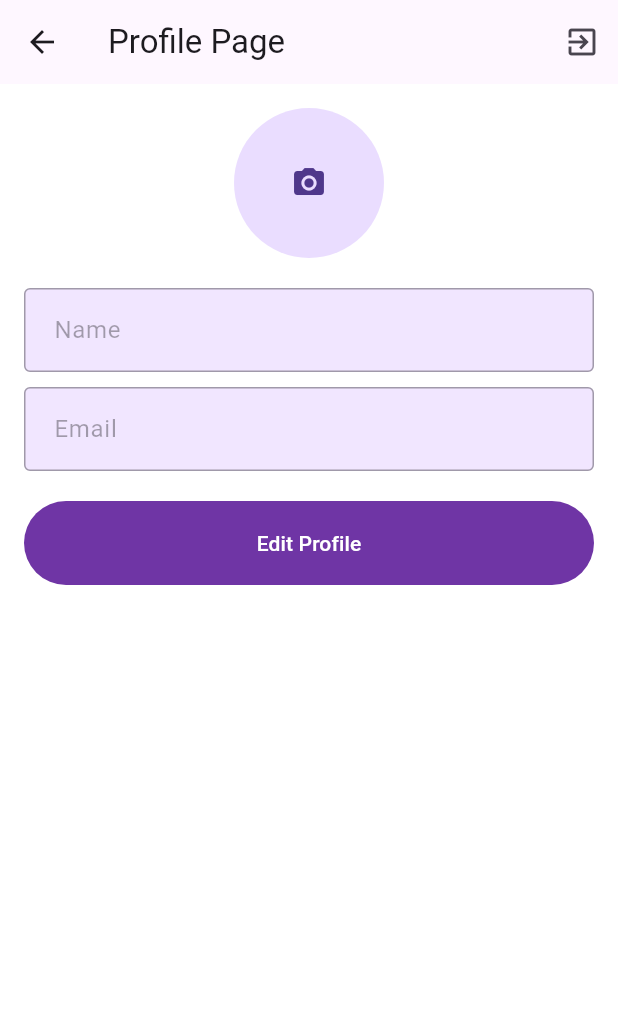
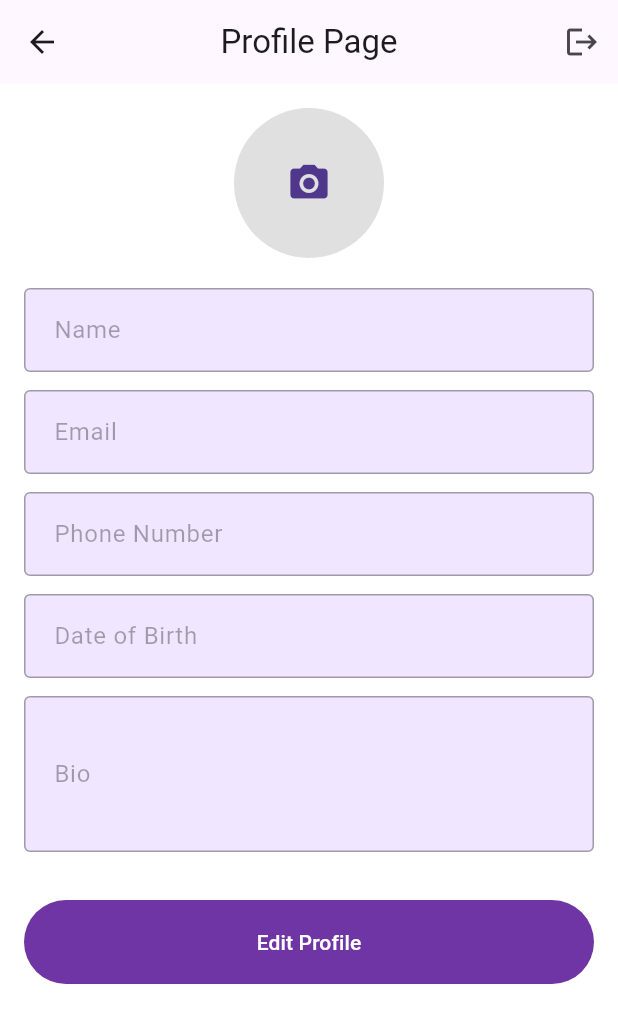
Before and after one commit to AdrielTTE/Habitect, a Flutter app: the ProfilePage screen opened directly, on a phone screen of 412 x 824 dp. Shown: the top 1023 px of the screen. Run offline on Flutter 3.47's test engine with Material 3 defaults, Android fonts, the phone set to English and light mode, and no system bars; our stand-ins replace carousel_slider, cloud_firestore, curved_navigation_bar, firebase_auth, firebase_core, firebase_storage and 4 more; accounts and stored records are empty.

Commit message:
Updated semi-final copy

```diff
--- a/lib/HomePage.dart
+++ b/lib/HomePage.dart
@@ -30,8 +30,8 @@ class _HomePageState extends State<HomePage> {
         animationDuration: const Duration(milliseconds: 280),
         items: const <Widget>[
           Icon(Icons.home, size: 26, color: Colors.white),
-          Icon(Icons.message, size: 26, color: Colors.white),
-          Icon(Icons.notifications, size: 26, color: Colors.white),
+          Icon(Icons.book_sharp, size: 26, color: Colors.white),
+          Icon(Icons.analytics, size: 26, color: Colors.white),
           Icon(Icons.person, size: 26, color: Colors.white),
         ],
         onTap: (index) {
--- a/lib/home.dart
+++ b/lib/home.dart
@@ -26,9 +26,6 @@ class _Home_ScreenState extends State<Home_Screen> {
         centerTitle: true,
         actions: [
           // Avatar in the app bar
-          CircleAvatar(
-            backgroundImage: AssetImage('assets/images/mask.png'),
-          ),
           SizedBox(width: 16),
           // Add the IconButton to navigate to TaskScreen
           IconButton(
--- a/lib/profile.dart
+++ b/lib/profile.dart
@@ -1,23 +1,31 @@
+import 'dart:io';
+import 'package:flutter/material.dart';
 import 'package:firebase_auth/firebase_auth.dart';
 import 'package:firebase_storage/firebase_storage.dart';
 import 'package:cloud_firestore/cloud_firestore.dart';
-import 'package:flutter/material.dart';
 import 'package:image_picker/image_picker.dart';
-import 'dart:io';
+
 
 class ProfilePage extends StatefulWidget {
   const ProfilePage({Key? key}) : super(key: key);
 
   @override
-  _ProfilePageState createState() => _ProfilePageState();
+  State<ProfilePage> createState() => _ProfilePageState();
 }
 
 class _ProfilePageState extends State<ProfilePage> {
   User? _user;
   String? _imageUrl;
+  File? _localImageFile;
+
   final ImagePicker _picker = ImagePicker();
+
   final _nameController = TextEditingController();
   final _emailController = TextEditingController();
+  final _phoneController = TextEditingController();
+  final _dobController = TextEditingController();
+  final _bioController = TextEditingController();
+
   bool isEditing = false;
 
   @override
@@ -26,66 +34,84 @@ class _ProfilePageState extends State<ProfilePage> {
     _checkLoginStatus();
   }
 
-  // Get the current user UID and fetch profile data if available
   _checkLoginStatus() async {
-    User? user = FirebaseAuth.instance.currentUser;
-    setState(() {
-      _user = user;
-    });
+    _user = FirebaseAuth.instance.currentUser;
     if (_user != null) {
-      _fetchProfileData();
+      await _fetchProfileData();
     }
+    setState(() {});
   }
 
-  // Fetch profile data from Firestore
-  _fetchProfileData() async {
+  Future<void> _fetchProfileData() async {
     try {
-      DocumentSnapshot profileDoc = await FirebaseFirestore.instance
+      var doc = await FirebaseFirestore.instance
           .collection('users')
           .doc(_user!.uid)
           .collection('profile')
           .doc('profileData')
           .get();
 
-      if (profileDoc.exists) {
-        _nameController.text = profileDoc['name'] ?? '';
-        _emailController.text = profileDoc['email'] ?? '';
-        setState(() {
-          _imageUrl = profileDoc['profileImageUrl'];
-        });
+      if (doc.exists) {
+        _nameController.text = doc['name'] ?? '';
+        _emailController.text = doc['email'] ?? '';
+        _phoneController.text = doc['phone'] ?? '';
+        _dobController.text = doc['dob'] ?? '';
+        _bioController.text = doc['bio'] ?? '';
+        _imageUrl = doc['profileImageUrl'] ?? '';
       }
     } catch (e) {
-      print("Error fetching profile data: $e");
+      print("Error fetching profile: $e");
     }
   }
 
-  // Pick and upload profile image
   Future<void> _pickImage() async {
     final pickedFile = await _picker.pickImage(source: ImageSource.gallery);
-    if (pickedFile != null) {
+    if (pickedFile == null) return;
+
     File imageFile = File(pickedFile.path);
+
+    setState(() {
+      _localImageFile = imageFile;
+    });
+
     String fileName = 'profile_${_user!.uid}.jpg';
+
     try {
-        // Upload the image to Firebase Storage
+      // Upload image to Firebase Storage
       await FirebaseStorage.instance
           .ref('profile_pictures/$fileName')
           .putFile(imageFile);
 
-        // Get the download URL after uploading
-        String downloadUrl = await FirebaseStorage.instance
+      // Get download URL
+      final downloadUrl = await FirebaseStorage.instance
           .ref('profile_pictures/$fileName')
           .getDownloadURL();
 
       setState(() {
-          _imageUrl = downloadUrl; // Store the image URL
+        _imageUrl = downloadUrl;
       });
+
+      // Save URL to Firestore
+      await FirebaseFirestore.instance
+          .collection('users')
+          .doc(_user!.uid)
+          .collection('profile')
+          .doc('profileData')
+          .set({
+        'profileImageUrl': downloadUrl,
+      }, SetOptions(merge: true));
+
+      ScaffoldMessenger.of(context).showSnackBar(
+        const SnackBar(content: Text('Profile photo updated')),
+      );
     } catch (e) {
-        print("Error uploading image: $e");
-      }
+      print("Upload error: $e");
+      ScaffoldMessenger.of(context).showSnackBar(
+        const SnackBar(content: Text('Failed to upload image')),
+      );
     }
   }
 
-  // Update profile data in Firestore
   Future<void> _updateProfile() async {
     if (_user == null) return;
 
@@ -98,21 +124,21 @@ class _ProfilePageState extends State<ProfilePage> {
           .set({
         'name': _nameController.text,
         'email': _emailController.text,
-        'profileImageUrl': _imageUrl ?? '', // If there's no image, store an empty string
+        'phone': _phoneController.text,
+        'dob': _dobController.text,
+        'bio': _bioController.text,
+        'profileImageUrl': _imageUrl ?? '',
       });
 
       ScaffoldMessenger.of(context).showSnackBar(
-        const SnackBar(content: Text('Profile Updated Successfully!')),
+        const SnackBar(content: Text('Profile Updated')),
       );
 
       setState(() {
-        isEditing = false; // Exit editing mode
+        isEditing = false;
       });
     } catch (e) {
-      print("Error updating profile: $e");
-      ScaffoldMessenger.of(context).showSnackBar(
-        const SnackBar(content: Text('Error updating profile')),
-      );
+      print("Firestore error: $e");
     }
   }
 
@@ -121,16 +147,10 @@ class _ProfilePageState extends State<ProfilePage> {
     return Scaffold(
       appBar: AppBar(
         title: const Text('Profile Page'),
+        centerTitle: true,
         actions: [
-          _user == null
-              ? IconButton(
-            icon: const Icon(Icons.login),
-            onPressed: () {
-              Navigator.pushReplacementNamed(context, '/login');
-            },
-          )
-              : IconButton(
-            icon: const Icon(Icons.exit_to_app),
+          IconButton(
+            icon: const Icon(Icons.logout),
             onPressed: () async {
               await FirebaseAuth.instance.signOut();
               setState(() {
@@ -138,67 +158,90 @@ class _ProfilePageState extends State<ProfilePage> {
               });
               Navigator.pushReplacementNamed(context, '/login');
             },
-          ),
+          )
         ],
       ),
-      body: Center(
-        child: _user == null
-            ? const Text('Please log in to view your profile.')
-            : Padding(
-          padding: const EdgeInsets.all(16.0),
+      body: _user == null
+          ? const Center(child: Text("Please log in."))
+          : SingleChildScrollView(
+        padding: const EdgeInsets.all(16),
         child: Column(
           children: [
-              // Display Profile Image or placeholder
-              _imageUrl == null
-                  ? CircleAvatar(
+            GestureDetector(
+              onTap: isEditing ? _pickImage : null,
+              child: CircleAvatar(
                 radius: 50,
-                child: IconButton(
-                  icon: const Icon(Icons.camera_alt),
-                  onPressed: _pickImage,
+                backgroundColor: Colors.grey[300],
+                backgroundImage: _localImageFile != null
+                    ? FileImage(_localImageFile!)
+                    : (_imageUrl != null && _imageUrl!.isNotEmpty)
+                    ? NetworkImage(_imageUrl!)
+                    : null,
+                child: (_imageUrl == null || _imageUrl!.isEmpty) &&
+                    _localImageFile == null
+                    ? const Icon(Icons.camera_alt, size: 30)
+                    : null,
               ),
-              )
-                  : CircleAvatar(
-                radius: 50,
-                backgroundImage: NetworkImage(_imageUrl!),
             ),
             const SizedBox(height: 20),
-              // Name and Email TextField (Allow editing)
-              TextField(
-                controller: _nameController,
-                decoration: const InputDecoration(
-                  labelText: 'Name',
-                  border: OutlineInputBorder(),
-                ),
-                enabled: isEditing,
-              ),
-              const SizedBox(height: 10),
-              TextField(
-                controller: _emailController,
-                decoration: const InputDecoration(
-                  labelText: 'Email',
-                  border: OutlineInputBorder(),
-                ),
-                enabled: isEditing,
-              ),
+            _buildTextField(_nameController, 'Name'),
+            _buildTextField(_emailController, 'Email'),
+            _buildTextField(_phoneController, 'Phone Number',
+                type: TextInputType.phone),
+            _buildTextField(_dobController, 'Date of Birth',
+                readOnly: true,
+                onTap: isEditing
+                    ? () async {
+                  final picked = await showDatePicker(
+                    context: context,
+                    initialDate: DateTime.now(),
+                    firstDate: DateTime(1900),
+                    lastDate: DateTime.now(),
+                  );
+                  if (picked != null) {
+                    _dobController.text =
+                    "${picked.year}-${picked.month.toString().padLeft(2, '0')}-${picked.day.toString().padLeft(2, '0')}";
+                  }
+                }
+                    : null),
+            _buildTextField(_bioController, 'Bio', maxLines: 3),
             const SizedBox(height: 20),
-              // Edit or Save button
             isEditing
                 ? ElevatedButton(
                 onPressed: _updateProfile,
-                child: const Text('Save Changes'),
-              )
+                child: const Text("Save Changes"))
                 : ElevatedButton(
                 onPressed: () {
                   setState(() {
                     isEditing = true;
                   });
                 },
-                child: const Text('Edit Profile'),
-              ),
+                child: const Text("Edit Profile")),
           ],
-          ),
         ),
       ),
     );
   }
+
+  Widget _buildTextField(TextEditingController controller, String label,
+      {bool readOnly = false,
+        void Function()? onTap,
+        int maxLines = 1,
+        TextInputType type = TextInputType.text}) {
+    return Padding(
+      padding: const EdgeInsets.only(bottom: 12),
+      child: TextField(
+        controller: controller,
+        decoration: InputDecoration(
+          labelText: label,
+          border: const OutlineInputBorder(),
+        ),
+        enabled: isEditing,
+        readOnly: readOnly,
+        onTap: onTap,
+        maxLines: maxLines,
+        keyboardType: type,
+      ),
+    );
   }
+}
--- a/pubspec.yaml
+++ b/pubspec.yaml
@@ -43,6 +43,7 @@ dependencies:
   percent_indicator: ^4.0.0
   image_picker: ^0.8.5+3
   firebase_storage: ^12.4.5
+
 
 
 dev_dependencies:
```
Also changed, not shown: lib/goal_creation_page.dart (+10 -2 lines), lib/streakTracking.dart (+7 -2 lines), assets/images/c1.svg (added), assets/images/c2.png (added), assets/images/c3.svg (added), assets/images/c4.svg (added), firebase.json, pubspec.lock, 1 other file. Lines whose indentation alone changed are shown as unchanged.
